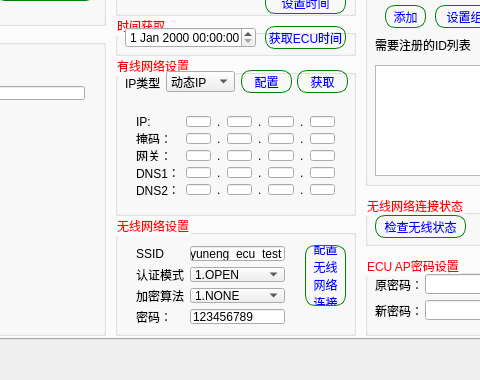
First picture: the form in mainwindow.ui, repository crawler-john/ECU-R-PC, before the edit; both pictures show x 157 to 637 and y 88 to 468 of the 781 by 468 pixel window.
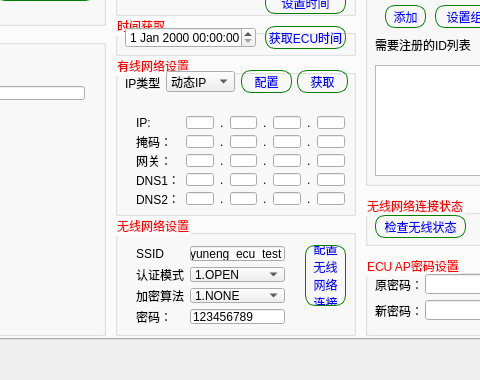
Second picture: the form after the edit. Icons and pictures are not drawn.

The edit to the form file:
```diff
--- a/mainwindow.ui
+++ b/mainwindow.ui
@@ -500,8 +500,8 @@
         <rect>
          <x>10</x>
          <y>50</y>
-         <width>221</width>
-         <height>101</height>
+         <width>231</width>
+         <height>111</height>
         </rect>
        </property>
        <layout class="QGridLayout" name="gridLayout_2">
```
Left out of the diff: 40 changed lines with no effect on the pictures.
